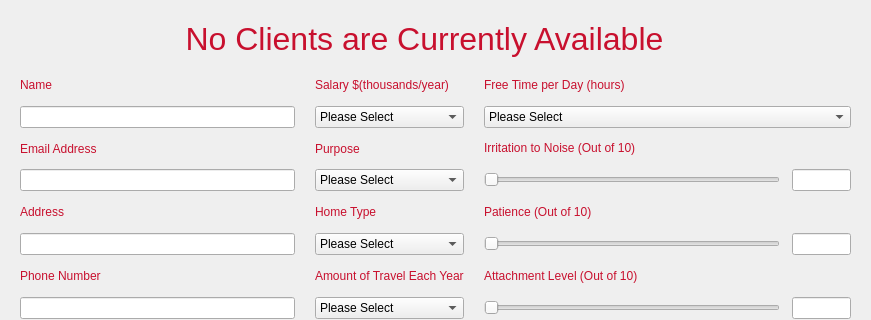
cameronhawtin/Animal-Farm-cuACS, file cuACS/editprofile.ui: the form before one commit; both pictures show x 0 to 871 and y 0 to 320 of the 871 by 539 pixel window.
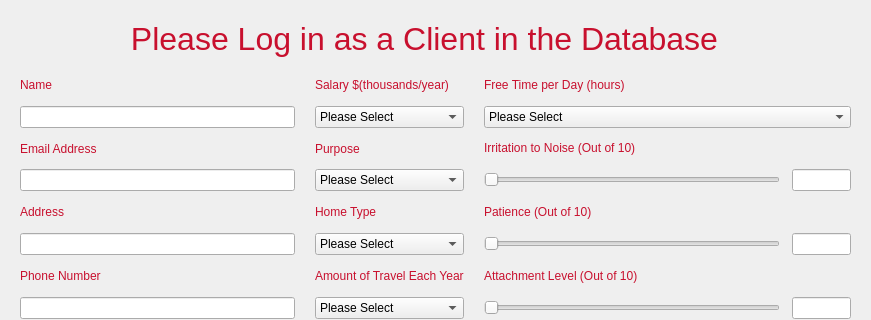
The form after the commit.

What changed in the file:
```diff
--- a/cuACS/editprofile.ui
+++ b/cuACS/editprofile.ui
@@ -815,7 +815,7 @@
     </font>
    </property>
    <property name="text">
-    <string>&lt;html&gt;&lt;head/&gt;&lt;body&gt;&lt;p&gt;No Clients are Currently Available&lt;/p&gt;&lt;/body&gt;&lt;/html&gt;</string>
+    <string>&lt;html&gt;&lt;head/&gt;&lt;body&gt;&lt;p&gt;Please Log in as a Client in the Database&lt;/p&gt;&lt;/body&gt;&lt;/html&gt;</string>
    </property>
    <property name="alignment">
     <set>Qt::AlignCenter</set>
```
